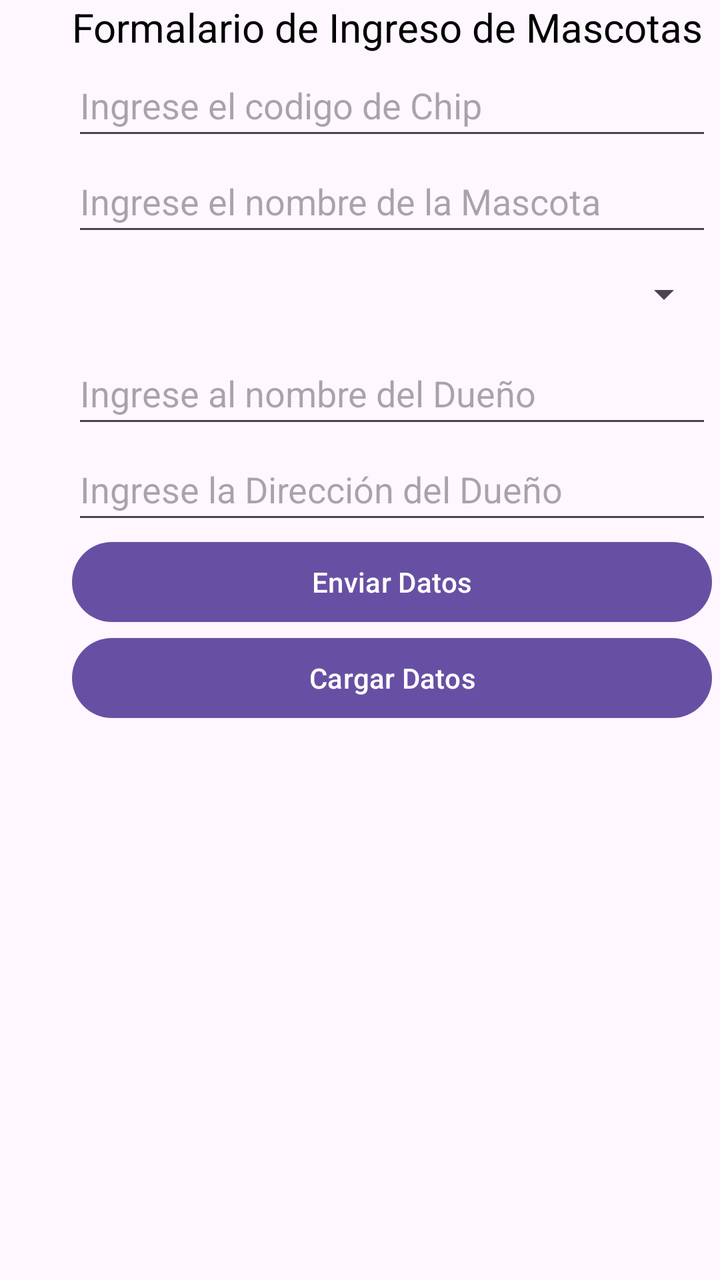
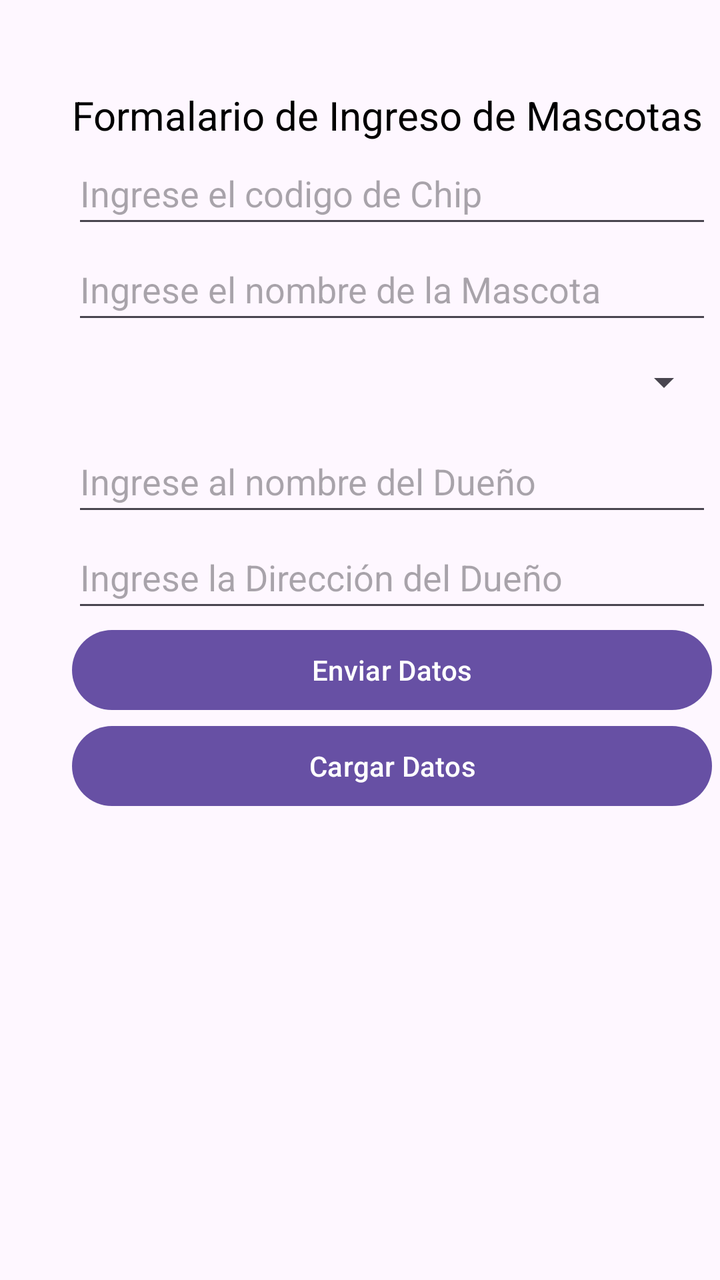

Screens rendered from an Android XML layout before and after an edit, with the pre-edit source and the edit as a unified diff.
<!-- AndroidManifest.xml: application theme Theme.ProyectoFireBase -->
<!-- res/layout/activity_main.xml -->
<?xml version="1.0" encoding="utf-8"?>
<androidx.constraintlayout.widget.ConstraintLayout xmlns:android="http://schemas.android.com/apk/res/android"
    xmlns:app="http://schemas.android.com/apk/res-auto"
    xmlns:tools="http://schemas.android.com/tools"
    android:id="@+id/main"
    android:layout_width="match_parent"
    android:layout_height="match_parent"
    tools:context=".MainActivity">

    <LinearLayout
        android:layout_width="320dp"
        android:layout_height="685dp"
        android:layout_marginStart="36dp"
        android:layout_marginTop="44dp"
        android:orientation="vertical"
        app:layout_constrainEnd_toEndeOf="parent"
        app:layout_constrainedHorizontal_bias="0.0"
        app:layout_constraintStart_toStartOf="parent"
        app:layout_constraintTop_ToTopOf="parent" >

        <TextView
            android:layout_width="match_parent"
            android:layout_height="wrap_content"
            android:text="Formalario de Ingreso de Mascotas"
            android:textColor="@color/black"
            android:textSize="20dp" />

        <EditText
            android:id="@+id/txtCodigo"
            android:layout_width="match_parent"
            android:layout_height="wrap_content"
            android:hint="Ingrese el codigo de Chip"
            android:minHeight="48dp" />

        <EditText
            android:id="@+id/txtNombre"
            android:layout_width="match_parent"
            android:layout_height="wrap_content"
            android:hint="Ingrese el nombre de la Mascota"
            android:minHeight="48dp" />

        <Spinner
            android:id="@+id/spMascota"
            android:layout_width="match_parent"
            android:layout_height="wrap_content"
            android:contentDescription="Mascota"
            android:minHeight="48dp" />

        <EditText
            android:id="@+id/txtDueño"
            android:layout_width="match_parent"
            android:layout_height="wrap_content"
            android:hint="Ingrese al nombre del Dueño"
            android:minHeight="48dp" />

        <EditText
            android:id="@+id/txtDireccion"
            android:layout_width="match_parent"
            android:layout_height="wrap_content"
            android:hint="Ingrese la Dirección del Dueño"
            android:minHeight="48dp" />

        <Button
            android:layout_width="match_parent"
            android:layout_height="wrap_content"
            android:onClick="enviarDatosFirestore"
            android:text="Enviar Datos" />

        <Button
            android:layout_width="match_parent"
            android:layout_height="wrap_content"
            android:onClick="CargarLista"
            android:text="Cargar Datos" />

        <ListView
            android:id="@+id/Lista"
            android:layout_width="match_parent"
            android:layout_height="199dp" />
    </LinearLayout>
</androidx.constraintlayout.widget.ConstraintLayout>
<!-- resources referenced by this layout -->
<resources>
  <color name="black">#FF000000</color>
  <style name="Theme.ProyectoFireBase" parent="Base.Theme.ProyectoFireBase" />
  <style name="Base.Theme.ProyectoFireBase" parent="Theme.Material3.DayNight.NoActionBar">
          
          
      </style>
</resources>

<!-- the commit's change to res/layout/activity_main.xml (unified diff, before → after) -->
@@ -13,10 +13,10 @@
         android:layout_marginStart="36dp"
         android:layout_marginTop="44dp"
         android:orientation="vertical"
-        app:layout_constrainEnd_toEndeOf="parent"
-        app:layout_constrainedHorizontal_bias="0.0"
+        app:layout_constraintEnd_toEndOf="parent"
+        app:layout_constraintHorizontal_bias="0.0"
         app:layout_constraintStart_toStartOf="parent"
-        app:layout_constraintTop_ToTopOf="parent" >
+        app:layout_constraintTop_toTopOf="parent" >
 
         <TextView
             android:layout_width="match_parent"
